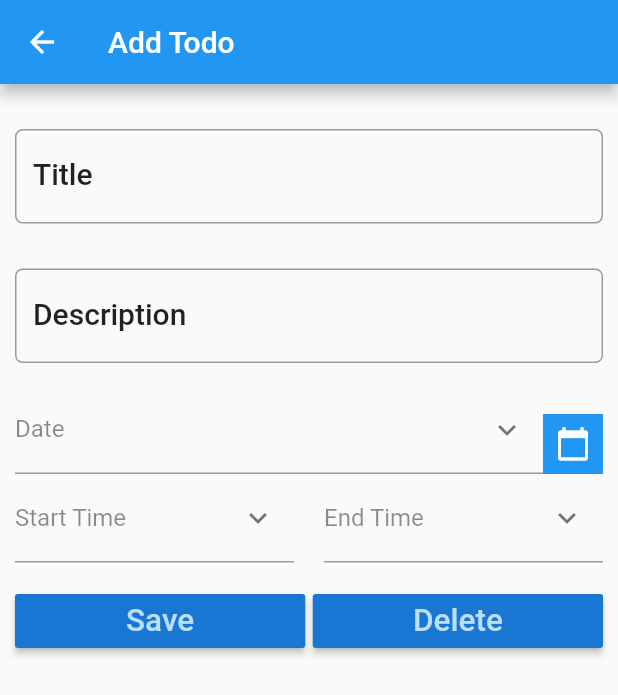
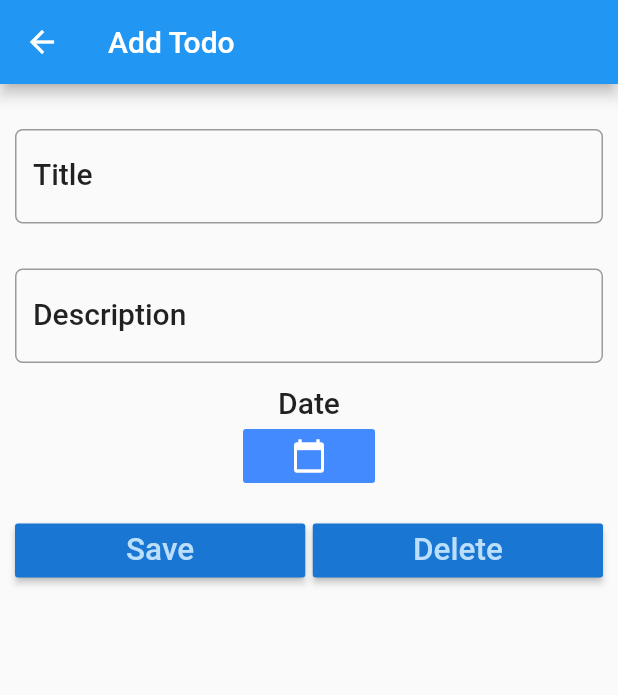
Before and after one commit to HackBox/episode, a Flutter app: the screen it shows after launch, after a tap on "Create Task", on a phone screen of 412 x 824 dp. Shown: the top 695 px of the screen. Run offline on Flutter 3.47's test engine with Material 2 defaults, Android fonts, the phone set to English and light mode, and no system bars; our stand-ins replace flutter_calendar_carousel, percent_indicator, sqflite; accounts and stored records are empty.

Commit message:
picking date

```diff
--- a/lib/screens/calenderPage.dart
+++ b/lib/screens/calenderPage.dart
@@ -272,10 +272,11 @@ class _CalenderPageState extends State<CalenderPage> {
               Align(
                 alignment: Alignment.center,
                 child: RaisedButton(
-                    child: Text("Create Event"),
+                    child: Text("Create Task"),
                     color: Colors.orangeAccent,
                     onPressed: () {
                       // navigateToDetail(Todo('', '', ''), 'Add Todo');
+                      Navigator.of(context).pop();
                     }),
               ), //
             ],
--- a/lib/screens/todo_detail.dart
+++ b/lib/screens/todo_detail.dart
@@ -1,11 +1,10 @@
+import 'package:flutter/cupertino.dart';
 import 'package:flutter/material.dart';
 import 'package:episode/Models/todo.dart';
 import 'package:episode/Utils/database_helper.dart';
 import 'package:intl/intl.dart';
-import '../widgets/textfeild.dart';
 
 class TodoDetail extends StatefulWidget {
-
   final String appBarTitle;
   final Todo todo;
 
@@ -13,17 +12,16 @@ class TodoDetail extends StatefulWidget {
 
   @override
   State<StatefulWidget> createState() {
-
     return TodoDetailState(this.todo, this.appBarTitle);
   }
 }
 
 class TodoDetailState extends State<TodoDetail> {
-
   DatabaseHelper helper = DatabaseHelper();
 
   String appBarTitle;
   Todo todo;
+  DateTime _dateTime;
 
   TextEditingController titleController = TextEditingController();
   TextEditingController descriptionController = TextEditingController();
@@ -32,15 +30,12 @@ class TodoDetailState extends State<TodoDetail> {
 
   @override
   Widget build(BuildContext context) {
-
     // ignore: deprecated_member_use
     TextStyle textStyle = Theme.of(context).textTheme.title;
 
     titleController.text = todo.title;
     descriptionController.text = todo.description;
-    var downwardIcon =Icon(
-      Icons.keyboard_arrow_down,
-      color: Colors.black54);
+    var downwardIcon = Icon(Icons.keyboard_arrow_down, color: Colors.black54);
 
     return WillPopScope(
 
@@ -49,19 +44,16 @@ class TodoDetailState extends State<TodoDetail> {
           // Write some code to control things, when user press Back navigation button in device navigationBar
           moveToLastScreen();
         },
-
         child: Scaffold(
           appBar: AppBar(
             title: Text(appBarTitle),
-		    leading: IconButton(icon: Icon(
-				    Icons.arrow_back),
+            leading: IconButton(
+                icon: Icon(Icons.arrow_back),
                 onPressed: () {
                   // Write some code to control things, when user press back button in AppBar
                   moveToLastScreen();
-				    }
+                }),
           ),
-	    ),
-
           body: Padding(
             padding: EdgeInsets.only(top: 15.0, left: 10.0, right: 10.0),
             child: ListView(
@@ -79,9 +71,7 @@ class TodoDetailState extends State<TodoDetail> {
                         labelText: 'Title',
                         labelStyle: textStyle,
                         border: OutlineInputBorder(
-								    borderRadius: BorderRadius.circular(5.0)
-							    )
-						    ),
+                            borderRadius: BorderRadius.circular(5.0))),
                   ),
                 ),
 
@@ -99,48 +89,75 @@ class TodoDetailState extends State<TodoDetail> {
                         labelText: 'Description',
                         labelStyle: textStyle,
                         border: OutlineInputBorder(
-										    borderRadius: BorderRadius.circular(5.0)
-								    )
+                            borderRadius: BorderRadius.circular(5.0))),
                   ),
                 ),
+                Center(
+                  child: Text(_dateTime == null
+                        ? 'Date'
+                        : _dateTime.toString(),style: textStyle,),
                 ),
-
                 Row(
-                        mainAxisAlignment: MainAxisAlignment.start,
-                        crossAxisAlignment: CrossAxisAlignment.end,
-                        children: <Widget>[
-                          Expanded(
-                            child: MyTextField(
-                              label: 'Date',
-                              icon: downwardIcon,
+                  mainAxisAlignment: MainAxisAlignment.center,
+                  children: [
+                    FlatButton(
+                        color: Colors.blueAccent,
+                        child: Icon(
+                          Icons.calendar_today,
+                          color: Colors.white,
                         ),
-                          ),
-                          Container(
-                            height: 40,
-                            width: 40,
-                            color: Colors.blue,
-                            child: Icon(Icons.calendar_today,color: Colors.white,))
+                        onPressed: () {
+                          showDatePicker(
+                                  context: context,
+                                  initialDate: _dateTime == null
+                                      ? DateTime.now()
+                                      : _dateTime,
+                                  firstDate: DateTime(2000),
+                                  lastDate: DateTime(2022))
+                              .then((date) {
+                            setState(() {
+                              _dateTime = date;
+                            });
+                          });
+                        }),
                   ],
                 ),
 
+                // Row(
+                //             mainAxisAlignment: MainAxisAlignment.start,
+                //             crossAxisAlignment: CrossAxisAlignment.end,
+                //             children: <Widget>[
+                //               Expanded(
+                //                 child: MyTextField(
+                //                   label: 'Date',
+                //                   icon: downwardIcon,
+                //                 ),
+                //               ),
+                //               Container(
+                //                 height: 40,
+                //                 width: 40,
+                //                 color: Colors.blue,
+                //                 child: Icon(Icons.calendar_today,color: Colors.white,)),
+                //             ],
+                //           ),
 
-                      Row(
-                    mainAxisAlignment: MainAxisAlignment.spaceBetween,
-                    children: <Widget>[
-                      Expanded(
-                          child: MyTextField(
-                        label: 'Start Time',
-                        icon: downwardIcon,
-                      )),
-                      SizedBox(width: 20),
-                      Expanded(
-                        child: MyTextField(
-                          label: 'End Time',
-                          icon: downwardIcon,
-                        ),
-                      ),
-                    ],
-                  ),
+                //           Row(
+                //         mainAxisAlignment: MainAxisAlignment.spaceBetween,
+                //         children: <Widget>[
+                //           Expanded(
+                //               child: MyTextField(
+                //             label: 'Start Time',
+                //             icon: downwardIcon,
+                //           )),
+                //           SizedBox(width: 20),
+                //           Expanded(
+                //             child: MyTextField(
+                //               label: 'End Time',
+                //               icon: downwardIcon,
+                //             ),
+                //           ),
+                //         ],
+                //       ),
 
                 // Fourth Element
                 Padding(
@@ -163,9 +180,9 @@ class TodoDetailState extends State<TodoDetail> {
                           },
                         ),
                       ),
-
-							    Container(width: 5.0,),
-
+                      Container(
+                        width: 5.0,
+                      ),
                       Expanded(
                         child: RaisedButton(
                           color: Theme.of(context).primaryColorDark,
@@ -182,16 +199,12 @@ class TodoDetailState extends State<TodoDetail> {
                           },
                         ),
                       ),
-
                     ],
                   ),
                 ),
-
-
               ],
             ),
           ),
-
         ));
   }
 
@@ -226,7 +239,7 @@ class TodoDetailState extends State<TodoDetail> {
   // }
 
   // Update the title of todo object
-  void updateTitle(){
+  void updateTitle() {
     todo.title = titleController.text;
   }
 
@@ -237,28 +250,28 @@ class TodoDetailState extends State<TodoDetail> {
 
   // Save data to database
   void _save() async {
-
     moveToLastScreen();
 
     todo.date = DateFormat.yMMMd().format(DateTime.now());
     int result;
-		if (todo.id != null) {  // Case 1: Update operation
+    if (todo.id != null) {
+      // Case 1: Update operation
       result = await helper.updateTodo(todo);
-		} else { // Case 2: Insert Operation
+    } else {
+      // Case 2: Insert Operation
       result = await helper.insertTodo(todo);
     }
 
-		if (result != 0) {  // Success
+    if (result != 0) {
+      // Success
       _showAlertDialog('Status', 'Todo Saved Successfully');
-		} else {  // Failure
+    } else {
+      // Failure
       _showAlertDialog('Status', 'Problem Saving Todo');
     }
-
   }
 
-
   void _delete() async {
-
     moveToLastScreen();
 
     // Case 1: If user is trying to delete the NEW todo i.e. he has come to
@@ -278,15 +291,10 @@ class TodoDetailState extends State<TodoDetail> {
   }
 
   void _showAlertDialog(String title, String message) {
-
     AlertDialog alertDialog = AlertDialog(
       title: Text(title),
       content: Text(message),
     );
-		showDialog(
-				context: context,
-				builder: (_) => alertDialog
-		);
+    showDialog(context: context, builder: (_) => alertDialog);
   }
-
 }
--- a/pubspec.yaml
+++ b/pubspec.yaml
@@ -28,6 +28,7 @@ dependencies:
   sqflite:
   path_provider:
   intl:
+
 
 
   # The following adds the Cupertino Icons font to your application.
```
Also changed, not shown: pubspec.lock. Lines whose indentation alone changed are shown as unchanged.
